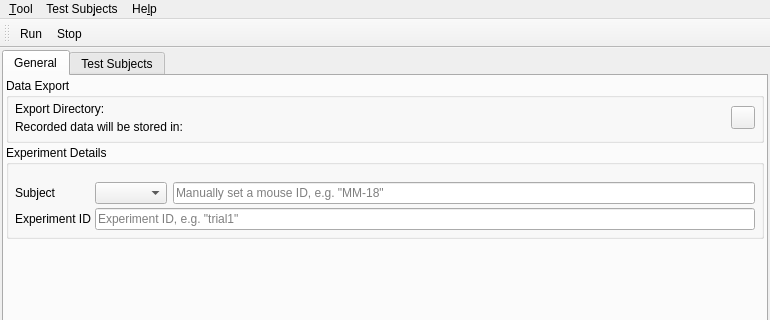
Qt form src/mainwindow.ui (syntalos/syntalos) before a commit; both pictures show x 0 to 770 and y 0 to 320 of the 770 by 761 pixel window.
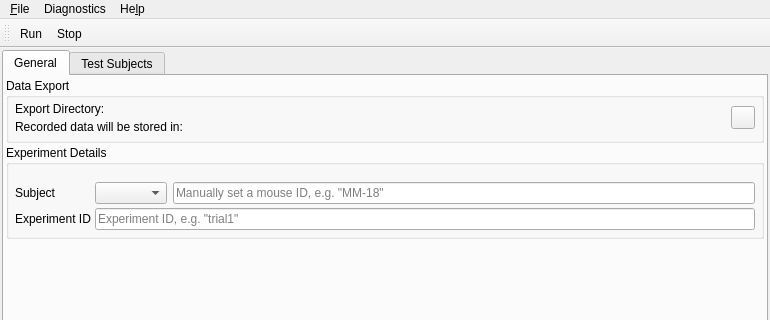
The same form after that commit. Icons and pictures are not drawn. Custom widgets are drawn as their Qt base class.

Patch:
```diff
--- a/src/mainwindow.ui
+++ b/src/mainwindow.ui
@@ -672,24 +672,24 @@
     </property>
     <addaction name="actionAbout"/>
    </widget>
-   <widget class="QMenu" name="menuTool">
+   <widget class="QMenu" name="menuFile">
     <property name="title">
-     <string>&amp;Tool</string>
+     <string>&amp;File</string>
     </property>
     <addaction name="actionLoadSettings"/>
     <addaction name="actionSaveSettings"/>
     <addaction name="separator"/>
     <addaction name="actionQuit"/>
    </widget>
-   <widget class="QMenu" name="menuTest_Subjects">
+   <widget class="QMenu" name="menuDiagnostics">
     <property name="title">
-     <string>Test Sub&amp;jects</string>
+     <string>Diagnostics</string>
     </property>
     <addaction name="actionSubjectsLoad"/>
     <addaction name="actionSubjectsSave"/>
    </widget>
-   <addaction name="menuTool"/>
-   <addaction name="menuTest_Subjects"/>
+   <addaction name="menuFile"/>
+   <addaction name="menuDiagnostics"/>
    <addaction name="menuHelp"/>
   </widget>
   <widget class="QToolBar" name="mainToolBar">
```
Left out of the diff: 24 changed lines with no effect on the pictures.
